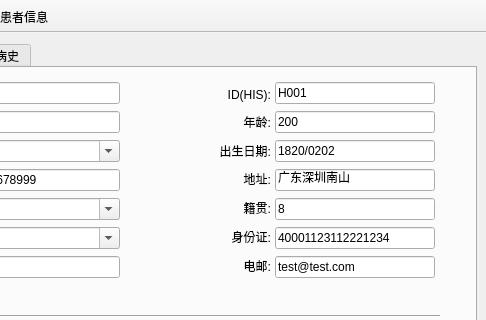
Above: Tools/MHealthReport/patientstudyregister.ui from zyq1569/HealthApp before the change; both pictures show x 122 to 608 and y 0 to 320 of the 608 by 627 pixel window. Below: the same form after it.
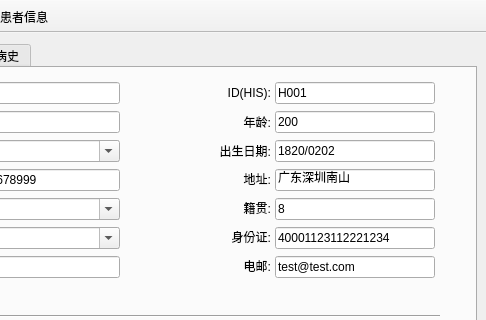
That is the form after the change. Icons and pictures are not drawn.

Diff of the .ui file:
```diff
--- a/Tools/MHealthReport/patientstudyregister.ui
+++ b/Tools/MHealthReport/patientstudyregister.ui
@@ -1025,7 +1025,7 @@
           <x>321</x>
           <y>17</y>
           <width>61</width>
-          <height>20</height>
+          <height>16</height>
          </rect>
         </property>
         <property name="minimumSize">
```
Left out of the diff: 6 changed lines with no effect on the pictures.
